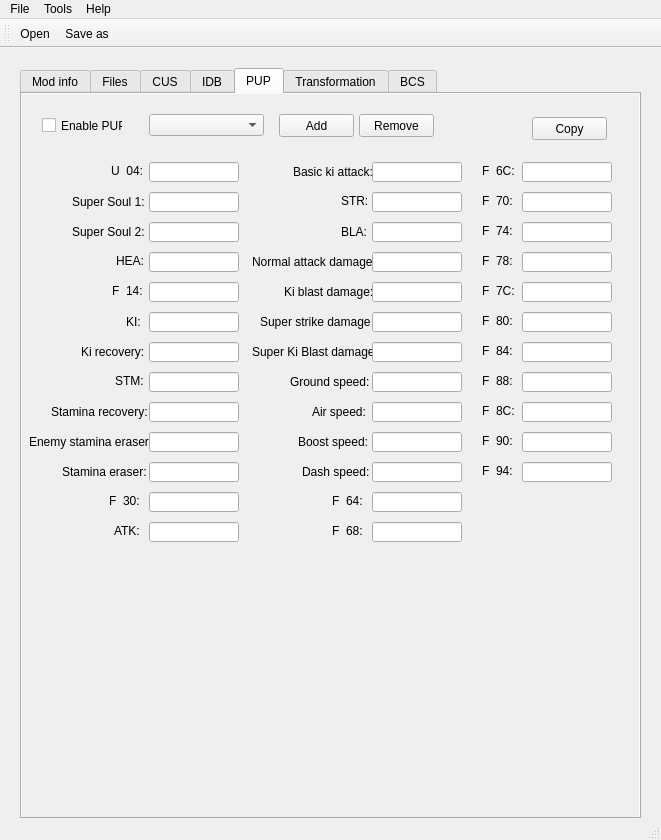
Above: mainwindow.ui from eterniti/xv2skillcreat before the change. Below: the same form after it.
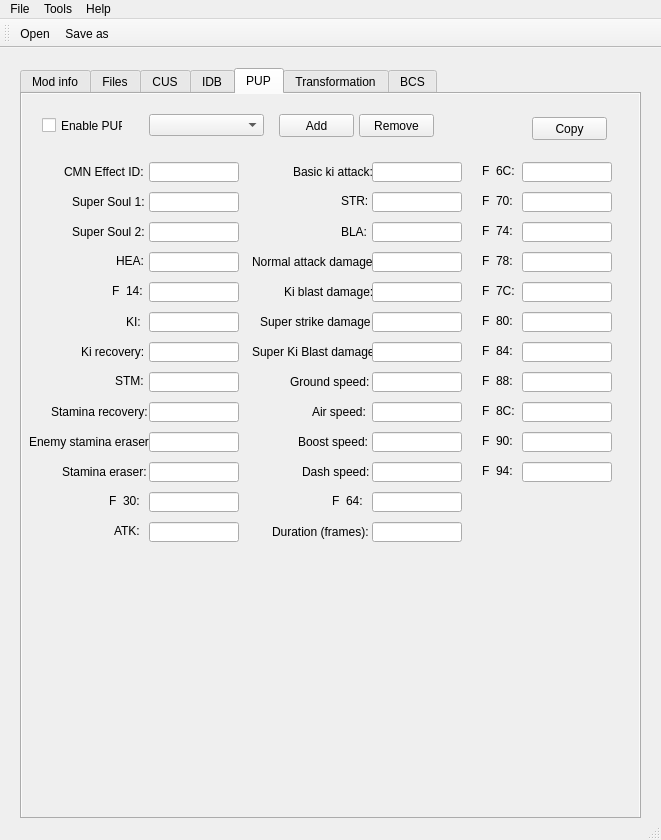
That is the form after the change. The open tabs and pages were chosen to show the change.

Patch:
```diff
--- a/mainwindow.ui
+++ b/mainwindow.ui
@@ -2109,14 +2109,14 @@
      <widget class="QLabel" name="label_46">
       <property name="geometry">
        <rect>
-        <x>89</x>
+        <x>42</x>
         <y>70</y>
-        <width>47</width>
-        <height>13</height>
+        <width>91</width>
+        <height>16</height>
        </rect>
       </property>
       <property name="text">
-       <string>U_04:</string>
+       <string>CMN Effect ID:</string>
       </property>
      </widget>
      <widget class="QLabel" name="label_47">
@@ -2564,14 +2564,14 @@
      <widget class="QLabel" name="label_71">
       <property name="geometry">
        <rect>
-        <x>310</x>
+        <x>250</x>
         <y>430</y>
-        <width>47</width>
-        <height>13</height>
+        <width>101</width>
+        <height>16</height>
        </rect>
       </property>
       <property name="text">
-       <string>F_68:</string>
+       <string>Duration (frames):</string>
       </property>
      </widget>
      <widget class="QLineEdit" name="pupBasicKiAtkEdit">
```
Left out of the diff: 13 changed lines with no effect on the pictures.
